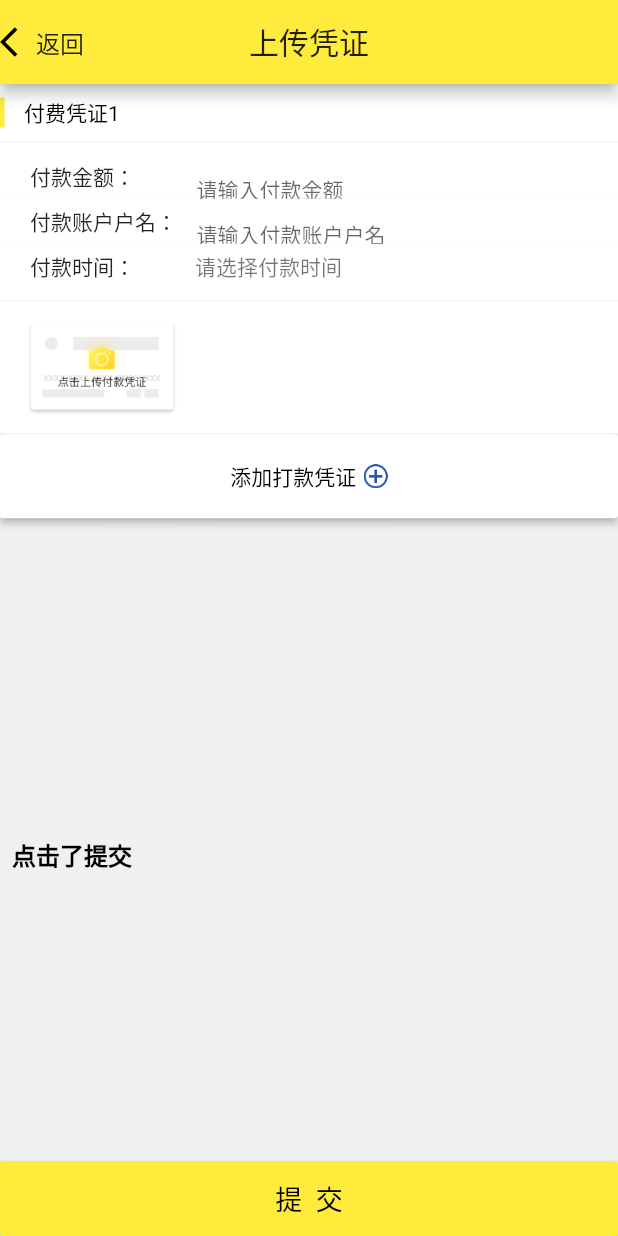
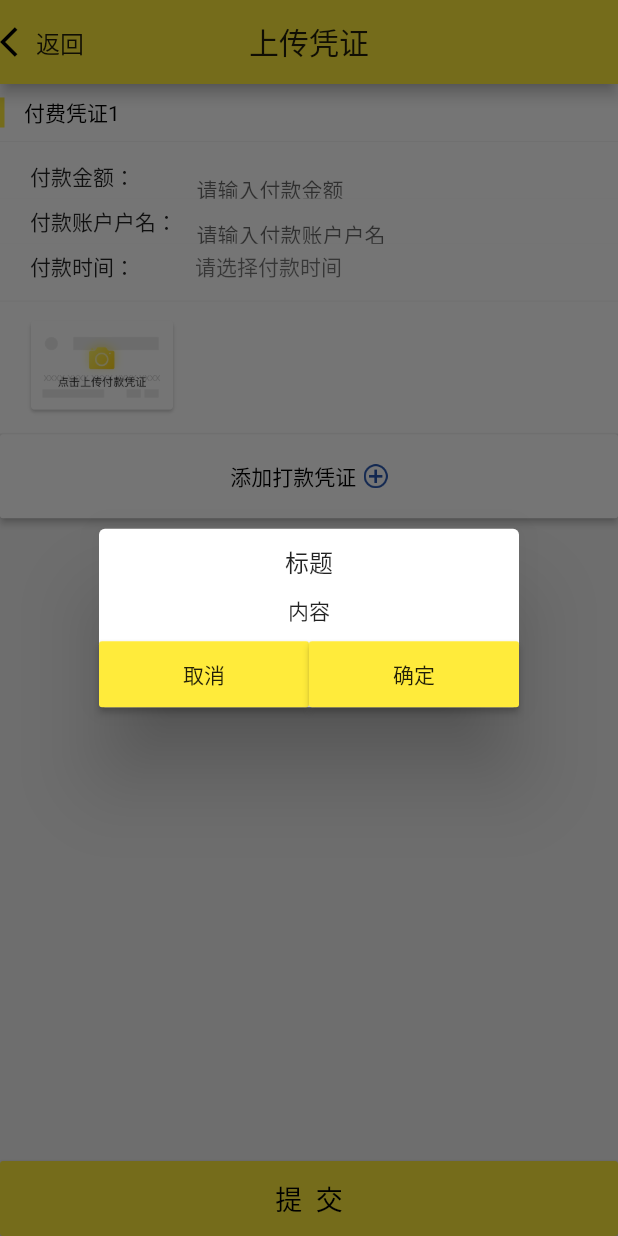
Before and after one commit to FirstLetterZ/flutter_app, a Flutter app: the TestPage screen opened directly, after a tap on an icon or button, on a phone screen of 412 x 824 dp. Run offline on Flutter 3.47's test engine with Material 2 defaults, Android fonts, the phone set to English and light mode, and no system bars.

Commit message:
进度保存

```diff
--- /dev/null
+++ b/lib/DialogUtil.dart
@@ -0,0 +1,44 @@
+import 'package:flutter/material.dart';
+
+class CustomDialog extends StatelessWidget {
+  final Widget child;
+  final EdgeInsetsGeometry contentPadding;
+  final Color backgroundColor;
+  final double elevation;
+  final bool cancelable;
+  final Function onDismiss;
+
+  const CustomDialog({
+    Key key,
+    this.child,
+    this.contentPadding = const EdgeInsets.all(16.0),
+    this.backgroundColor = Colors.white,
+    this.elevation,
+    this.cancelable = true,
+    this.onDismiss,
+  })
+      : super(key: key);
+
+  @override
+  Widget build(BuildContext context) {
+    return
+      Dialog(
+        backgroundColor: backgroundColor,
+        elevation: elevation,
+        child:
+        WillPopScope(
+          onWillPop: () {
+            return Future.value(cancelable);
+          },
+          child: IntrinsicWidth(
+            child:
+            Padding(
+              child: child,
+              padding: contentPadding,
+            ),
+          ),
+        ),
+      );
+  }
+
+}
--- /dev/null
+++ b/lib/GlobalUtil.dart
@@ -0,0 +1,21 @@
+import 'package:flutter/material.dart';
+
+class GlobalUtil {
+  BuildContext _context;
+  static GlobalUtil _mInstance;
+
+  static GlobalUtil get(){
+    if (_mInstance == null) {
+      _mInstance = new GlobalUtil();
+    }
+    return _mInstance;
+  }
+
+  init(BuildContext context) {
+    this._context = context;
+  }
+
+  getAppContext() {
+    return this._context;
+  }
+}
--- a/lib/TestPage.dart
+++ b/lib/TestPage.dart
@@ -1,4 +1,5 @@
 import 'package:flutter/material.dart';
+import 'package:flutter_app/DialogUtil.dart';
 import 'package:flutter_app/TestItem.dart';
 import 'package:flutter_app/TestModule.dart';
 
@@ -53,8 +54,8 @@ class _TestPageState extends State<TestPage> {
               style: new TextStyle(color: Colors.black, fontSize: 18)
           ),
           onPressed: () {
-            _toast(context, '点击了提交');
-//            _showDialog(context);
+//            _toast(context, '点击了提交');
+            _showDialog();
           },
         ),
       ),
@@ -114,29 +115,68 @@ class _TestPageState extends State<TestPage> {
     overlayEntry.remove();
   }
 
-  _showDialog(BuildContext context) {
-    if (context == null) {
-      return;
-    }
-    showDialog(context: context, builder: (BuildContext context) {
-      AlertDialog alertDialog = AlertDialog(
-        title: Text('提示'),
-        content: Text('点击了提示'),
-        actions: <Widget>[
-          FlatButton(
+  int i = 1;
+
+  _showDialog() async {
+    showDialog(context: context,
+        barrierDismissible: true,
+        builder: (BuildContext context) {
+          return
+            CustomDialog(
+                cancelable: true,
+                contentPadding: EdgeInsets.all(0),
+                onDismiss: () {
+                  print('onDismiss');
+                },
+                child:
+                Column(
+                  mainAxisSize: MainAxisSize.min,
+                  children: <Widget>[
+                    Container(
+                        padding: EdgeInsets.fromLTRB(16, 10, 16, 10),
+                        child:
+                        Text('标题', style: TextStyle(fontSize: 16))),
+                    Container(
+                        padding: EdgeInsets.fromLTRB(16, 0, 16, 10),
+                        child:
+                        Text('内容', style: TextStyle(fontSize: 14))
+                    ),
+                    Row(
+                      children: <Widget>[
+                        Flexible(
+                          fit: FlexFit.tight,
+                          child:
+                          Container(
+                            height: 44,
+                            child: MaterialButton(
+                                padding: EdgeInsets.all(0),
                                 child: Text('取消'),
+                                color: Colors.yellow,
                                 onPressed: () {
-              Navigator.pop(context, true);
-              Navigator.pop(context, true);
-            },
+                                  Navigator.of(context).pop();
+                                }),
                           ),
-          FlatButton(
+                        ),
+                        Flexible(
+                          fit: FlexFit.tight,
+                          child:
+                          Container(
+                            height: 44,
+                            child: MaterialButton(
+                                padding: EdgeInsets.all(0),
                                 child: Text('确定'),
-            onPressed: () {},
+                                color: Colors.yellow,
+                                onPressed: () {
+                                  Navigator.of(context).pop();
+                                  Navigator.of(context).pop();
+                                }),
+                          ),
                         ),
                       ],
+                    ),
+                  ],
+                )
             );
-      return alertDialog;
         });
   }
 
--- a/lib/main.dart
+++ b/lib/main.dart
@@ -1,5 +1,6 @@
 import 'package:flutter/material.dart';
 import 'package:flutter_app/FirstPage.dart';
+import 'package:flutter_app/GlobalUtil.dart';
 
 void main() => runApp(MyApp());
 
@@ -7,6 +8,7 @@ class MyApp extends StatelessWidget {
   // This widget is the root of your application.
   @override
   Widget build(BuildContext context) {
+    GlobalUtil.get().init(context);
     return MaterialApp(
         title: 'Flutter Demo',
         theme: ThemeData(
```
Also changed, not shown: lib/FirstPage.dart (+6 -2 lines). Lines whose indentation alone changed are shown as unchanged.
